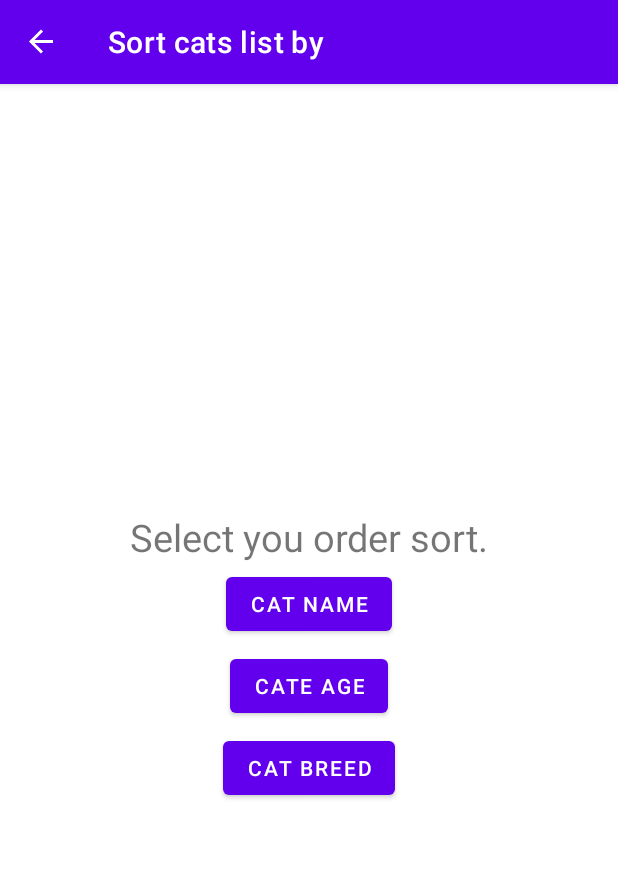
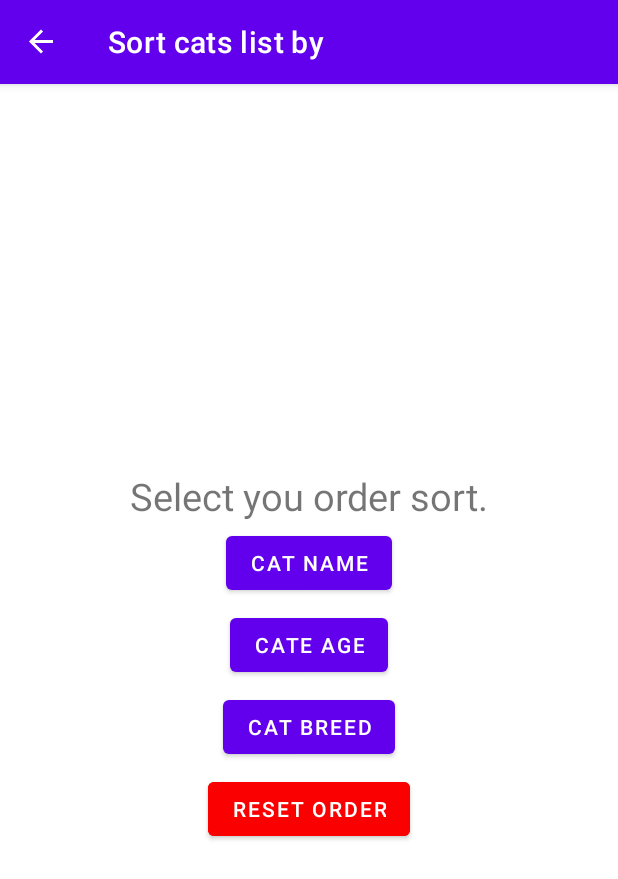
Before and after one commit to aleh-god/RSShool2021_Android_task_Storage, an Android app: the screen it shows after launch (MainActivity), in the options menu, after a tap on "Custom order", on a phone screen of 412 x 824 dp. Shown: the top 879 px of the screen. Run offline under Robolectric (Android 15) with nearby library versions, the phone set to English and light mode, and no system bars; our stand-ins replace navigation-ui.

Commit message:
fix: Order fragment: add button, fix setup fun.

```diff
--- a/app/src/main/java/by/godevelopment/rsshool2021androidtaskstorage/ThirdFragment.kt
+++ b/app/src/main/java/by/godevelopment/rsshool2021androidtaskstorage/ThirdFragment.kt
@@ -10,6 +10,7 @@ import by.godevelopment.rsshool2021androidtaskstorage.database.SqlBox
 import by.godevelopment.rsshool2021androidtaskstorage.databinding.FragmentThirdBinding
 import by.godevelopment.rsshool2021androidtaskstorage.entity.Cat
 import by.godevelopment.rsshool2021androidtaskstorage.entity.OrderType
+import com.google.android.material.snackbar.Snackbar
 
 class ThirdFragment : Fragment() {
 
@@ -32,25 +33,22 @@ class ThirdFragment : Fragment() {
     }
 
     private fun setup() {
-        binding.headerFilter.text = "Select you order sort."
-        binding.NameFilter.setOnClickListener(
-            fun(v: View) {
-                SqlBox.orderList = OrderType.NAME
-                findNavController(v).navigate(R.id.action_ThirdFragment_to_FirstFragment)
-            }
-        )
-        binding.AgeFilter.setOnClickListener(
-            fun(v: View) {
-                SqlBox.orderList = OrderType.AGE
-                findNavController(v).navigate(R.id.action_ThirdFragment_to_FirstFragment)
-            }
-        )
-        binding.BreedFilter.setOnClickListener(
-            fun(v: View) {
-                SqlBox.orderList = OrderType.BREED
-                findNavController(v).navigate(R.id.action_ThirdFragment_to_FirstFragment)
-            }
-        )
+        binding.headerOrder.text = "Select you order sort."
+
+        binding.nameOrder.setOnClickListener { chekButtonAndAction(it) }
+        binding.ageOrder.setOnClickListener { chekButtonAndAction(it) }
+        binding.breedOrder.setOnClickListener { chekButtonAndAction(it) }
+        binding.resetOrder.setOnClickListener { chekButtonAndAction(it) }
+    }
+
+    private fun chekButtonAndAction(v: View) {
+        when (v.id) {
+            binding.nameOrder.id -> SqlBox.orderList = OrderType.NAME
+            binding.ageOrder.id -> SqlBox.orderList = OrderType.AGE
+            binding.breedOrder.id -> SqlBox.orderList = OrderType.BREED
+            binding.resetOrder.id -> SqlBox.orderList = OrderType.ID
+        }
+        findNavController(v).navigate(R.id.action_ThirdFragment_to_FirstFragment)
     }
 
     override fun onDestroyView() {
--- a/app/src/main/res/layout/fragment_second.xml
+++ b/app/src/main/res/layout/fragment_second.xml
@@ -11,7 +11,7 @@
         android:layout_width="0dp"
         android:layout_height="wrap_content"
         android:layout_margin="3dp"
-        android:autofillHints="Enter the name of the cat"
+        android:autofillHints="name"
         android:gravity="center"
         android:inputType="text"
         android:minHeight="48dp"
@@ -27,7 +27,7 @@
         android:layout_width="0dp"
         android:layout_height="wrap_content"
         android:layout_margin="3dp"
-        android:autofillHints="Enter the age of the cat"
+        android:autofillHints="age"
         android:gravity="center"
         android:inputType="number"
         android:minHeight="48dp"
@@ -42,7 +42,7 @@
         android:layout_width="0dp"
         android:layout_height="wrap_content"
         android:layout_margin="3dp"
-        android:autofillHints="Enter the breed of the cat"
+        android:autofillHints="breed"
         android:gravity="center"
         android:inputType="text"
         android:minHeight="48dp"
--- a/app/src/main/res/layout/fragment_third.xml
+++ b/app/src/main/res/layout/fragment_third.xml
@@ -7,7 +7,7 @@
     tools:context=".ThirdFragment">
 
     <TextView
-        android:id="@+id/header_filter"
+        android:id="@+id/header_order"
         android:layout_width="wrap_content"
         android:layout_height="wrap_content"
         android:text="@string/select_order"
@@ -15,44 +15,63 @@
         app:layout_constraintStart_toStartOf="parent"
         app:layout_constraintEnd_toEndOf="parent"
         app:layout_constraintTop_toTopOf="parent"
-        app:layout_constraintBottom_toTopOf="@id/Name_filter"
+        app:layout_constraintBottom_toTopOf="@id/name_order"
         app:layout_constraintVertical_chainStyle="packed"
         />
 
     <Button
-        android:id="@+id/Name_filter"
+        android:id="@+id/name_order"
         android:layout_width="wrap_content"
         android:layout_height="wrap_content"
         android:layout_margin="3dp"
         android:text="@string/cat_name"
-        app:layout_constraintTop_toBottomOf="@id/header_filter"
-        app:layout_constraintBottom_toTopOf="@id/Age_filter"
+        app:layout_constraintTop_toBottomOf="@id/header_order"
+        app:layout_constraintBottom_toTopOf="@id/age_order"
         app:layout_constraintStart_toStartOf="parent"
         app:layout_constraintEnd_toEndOf="parent"
         />
 
     <Button
-        android:id="@+id/Age_filter"
+        android:id="@+id/age_order"
         android:layout_width="wrap_content"
         android:layout_height="wrap_content"
         android:layout_margin="3dp"
         android:text="@string/cate_age"
-        app:layout_constraintTop_toBottomOf="@id/Name_filter"
-        app:layout_constraintBottom_toTopOf="@id/Breed_filter"
+        app:layout_constraintTop_toBottomOf="@id/name_order"
+        app:layout_constraintBottom_toTopOf="@id/breed_order"
         app:layout_constraintStart_toStartOf="parent"
         app:layout_constraintEnd_toEndOf="parent"
         />
 
     <Button
-        android:id="@+id/Breed_filter"
+        android:id="@+id/breed_order"
         android:layout_width="wrap_content"
         android:layout_height="wrap_content"
         android:layout_margin="3dp"
         android:text="@string/cat_breed"
-        app:layout_constraintTop_toBottomOf="@id/Age_filter"
+        app:layout_constraintTop_toBottomOf="@id/age_order"
+        app:layout_constraintBottom_toTopOf="@id/reset_order"
+        app:layout_constraintStart_toStartOf="parent"
+        app:layout_constraintEnd_toEndOf="parent"
+        />
+
+    <Button
+        android:id="@+id/reset_order"
+        android:layout_width="wrap_content"
+        android:layout_height="wrap_content"
+        android:layout_margin="3dp"
+        android:backgroundTint="@color/red"
+        android:text="@string/reset_order"
+        app:layout_constraintTop_toBottomOf="@id/breed_order"
         app:layout_constraintBottom_toBottomOf="parent"
         app:layout_constraintStart_toStartOf="parent"
         app:layout_constraintEnd_toEndOf="parent"
         />
 
+    <androidx.constraintlayout.widget.Guideline
+        android:id="@+id/left_line"
+        android:layout_width="wrap_content"
+        android:layout_height="wrap_content"
+        />
+
 </androidx.constraintlayout.widget.ConstraintLayout>
--- a/app/src/main/res/values/colors.xml
+++ b/app/src/main/res/values/colors.xml
@@ -7,4 +7,5 @@
     <color name="teal_700">#FF018786</color>
     <color name="black">#FF000000</color>
     <color name="white">#FFFFFFFF</color>
+    <color name="red">#FA0000</color>
 </resources>
```
Also changed, not shown: app/src/main/java/by/godevelopment/rsshool2021androidtaskstorage/MainActivity.kt (+7 -0 lines).
